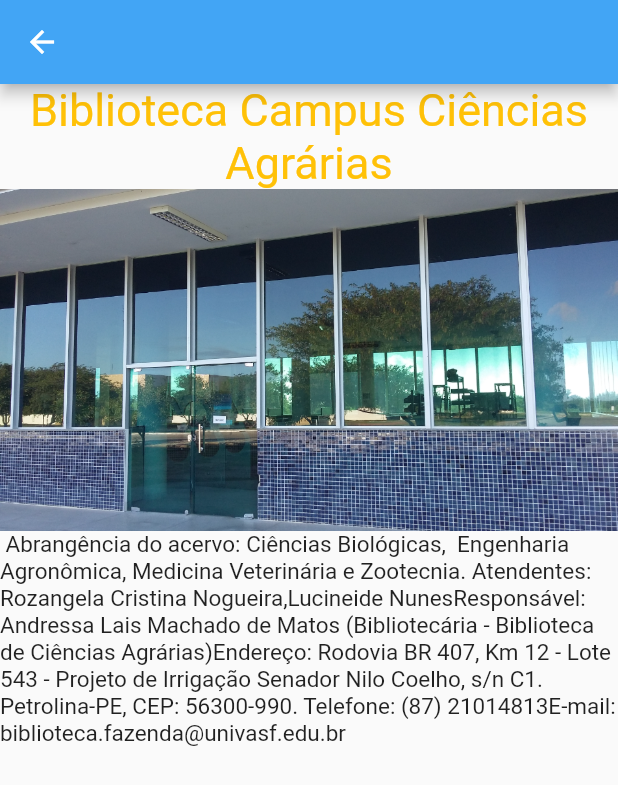
After one commit to aureliodeboa/AplicativoSIBI, a Flutter app: the teladecienciasagrarias screen opened directly, on a phone screen of 412 x 824 dp. The commit adds this screen. Shown: the top 785 px of the screen. Run offline on Flutter 3.47's test engine with Material 2 defaults, Android fonts, the phone set to English and light mode, and no system bars; our stand-ins replace youtube_player_flutter; network calls fail.

Commit message:
Adiciona tela ciências agrarias

```diff
--- a/lib/home.dart
+++ b/lib/home.dart
@@ -20,7 +20,7 @@ class _HomeState extends State<Home> {
 
         backgroundColor: Colors.white,
 
-         endDrawer: menulateral(), // Menu Hambuguer
+        endDrawer: menulateral(), // Menu Hambuguer
         appBar: AppBar(
           backgroundColor: Colors.blue,
         ),
@@ -33,8 +33,7 @@ class _HomeState extends State<Home> {
 
           ],
         ),
-        bottomNavigationBar:
-        BottomNavigationBar(  selectedFontSize: 0, iconSize: 35, backgroundColor: Colors.blue[400],
+        bottomNavigationBar: BottomNavigationBar(  selectedFontSize: 0, iconSize: 35, backgroundColor: Colors.blue[400],
             currentIndex: _opcaoselecionada,
             onTap: (opcao){
             setState(() {
--- a/lib/telabiblioteca.dart
+++ b/lib/telabiblioteca.dart
@@ -1,4 +1,5 @@
 import 'package:flutter/material.dart';
+import 'package:sibi/teladecienciasagrarias.dart';
 import 'package:sibi/telajuazeiro.dart';
 import 'package:sibi/telapetrolina.dart';
 import 'package:sibi/telasenhordobonfim.dart';
@@ -239,7 +240,10 @@ class _telabibliotecaState extends State<telabiblioteca> {
               height: 20,
             ),
             ElevatedButton(
-              onPressed: () {},
+              onPressed: () {
+                Navigator.of(context).push(
+                    MaterialPageRoute(builder: (context) => teladecienciasagrarias()));
+              },
               child: Row(
                 children: [
                   Icon(Icons.account_balance),
--- /dev/null
+++ b/lib/teladecienciasagrarias.dart
@@ -0,0 +1,30 @@
+import 'package:flutter/material.dart';
+class teladecienciasagrarias extends StatefulWidget {
+  const teladecienciasagrarias({Key? key}) : super(key: key);
+
+  @override
+  State<teladecienciasagrarias> createState() => _teladecienciasagrariasState();
+}
+
+class _teladecienciasagrariasState extends State<teladecienciasagrarias> {
+  @override
+  Widget build(BuildContext context) {
+    return  Scaffold(
+      appBar: AppBar(backgroundColor: Colors.blue[400]),
+      body: Column(
+        children: [
+          Text('Biblioteca Campus Ciências Agrárias',textAlign: TextAlign.center,style: TextStyle(color: Colors.amber, fontSize: 30,)),
+          Container(child: Image.asset('imagem/campuscienciasagrarias.png'),),
+          Text(' Abrangência do acervo: Ciências Biológicas,  Engenharia Agronômica, Medicina Veterinária e Zootecnia. '
+              'Atendentes: Rozangela Cristina Nogueira,Lucineide Nunes'
+              'Responsável: Andressa Lais Machado de Matos (Bibliotecária - Biblioteca de Ciências Agrárias)'
+              'Endereço: Rodovia BR 407, Km 12 - Lote 543 - Projeto de Irrigação Senador Nilo Coelho, s/n C1. Petrolina-PE, CEP: 56300-990. '
+              'Telefone: (87) 21014813'
+              'E-mail: biblioteca.fazenda@univasf.edu.br'
+              '',style: TextStyle( fontSize: 15)),
+        ],
+      ),
+
+    );
+  }
+}
--- a/lib/telainicial.dart
+++ b/lib/telainicial.dart
@@ -38,6 +38,7 @@ class _telainicialState extends State<telainicial> {
                           ),
                         ),
                         Text(
+                          textAlign: TextAlign.start,
                           "    O SIBI é o responsável pela coordenação e administração das bibliotecas e pelos recursos informacionais que servem "
                               "de suporte às atividades de ensino, pesquisa e extensão, conforme as políticas, planos e programas da Univasf.\n"
                               "    O SIBI é composto por 07 (sete) bibliotecas, sendo 1 (uma) central e outras 06 (seis) setoriais.\n"
@@ -55,6 +56,7 @@ class _telainicialState extends State<telainicial> {
                             color: Colors.grey[900],
 
                           ),
+
                         ),
                         Text('Apresentação em libras :',style: TextStyle(color: Colors.amber, fontSize: 30,)),
                         YoutubePlayer(controller: YoutubePlayerController(
--- a/lib/telajuazeiro.dart
+++ b/lib/telajuazeiro.dart
@@ -12,7 +12,6 @@ class _telajuzeiroState extends State<telajuzeiro> {
   Widget build(BuildContext context) {
     return Scaffold(
       appBar: AppBar(backgroundColor: Colors.blue[400]),
-      endDrawer: menulateral(),
       body: Column(
         children: [
           Text('Biblioteca Campus Juazeiro',textAlign: TextAlign.center,style: TextStyle(color: Colors.amber, fontSize: 30,)),
--- a/lib/telapetrolina.dart
+++ b/lib/telapetrolina.dart
@@ -12,7 +12,6 @@ class _telapetrolinaState extends State<telapetrolina> {
   Widget build(BuildContext context) {
     return Scaffold(
       appBar: AppBar(backgroundColor: Colors.blue[400]),
-      endDrawer: menulateral(),
       body: Column(
         children: [
           Text('Biblioteca Campus Petrolina',textAlign: TextAlign.center,style: TextStyle(color: Colors.amber, fontSize: 30,)),
--- a/lib/telasenhordobonfim.dart
+++ b/lib/telasenhordobonfim.dart
@@ -13,7 +13,6 @@ class _telasenhordobonfimState extends State<telasenhordobonfim> {
   Widget build(BuildContext context) {
     return Scaffold(
       appBar: AppBar(backgroundColor: Colors.blue[400]),
-      endDrawer: menulateral(),
       body: Column(
         children: [
           Text('Biblioteca Campus Senhor Do Bonfim',
```
Also changed, not shown: imagem/campuscienciasagrarias.png (added).
